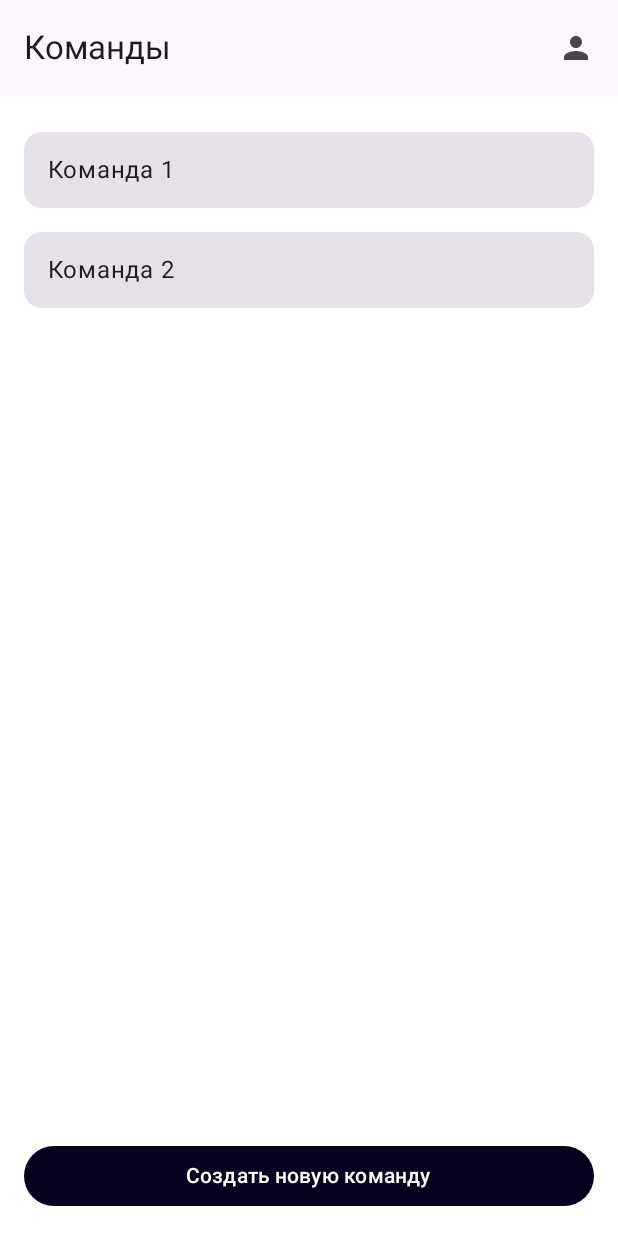
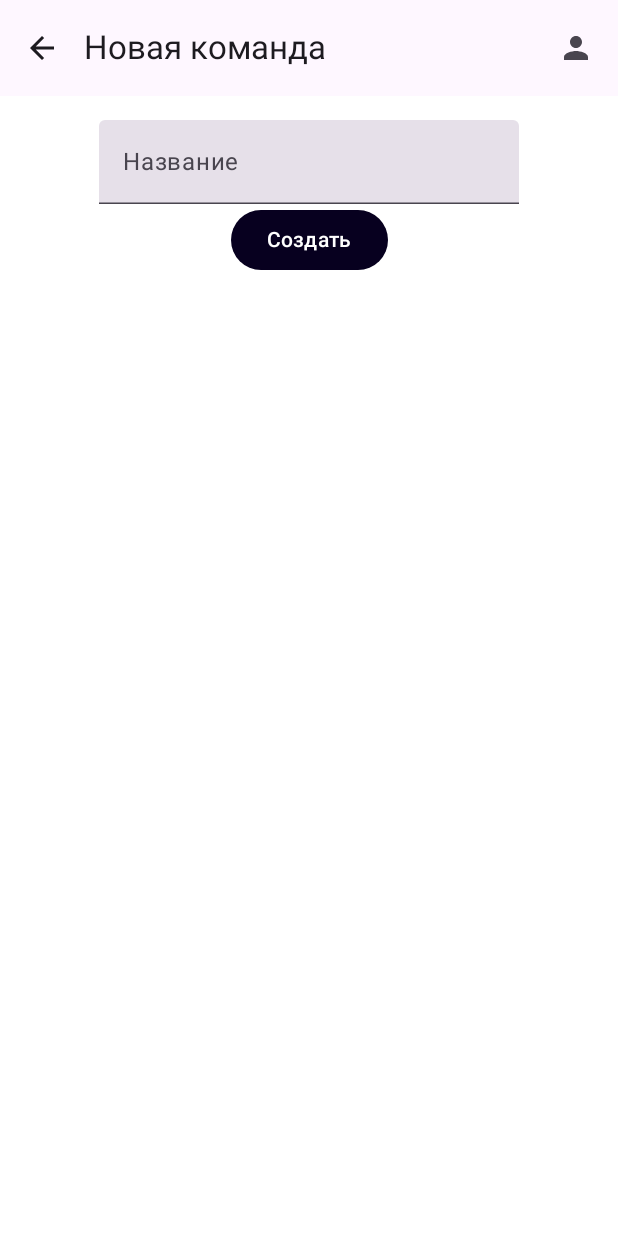
Before and after one commit to TaxedoMax/stracker, an Android app built with Jetpack Compose: the TeamsScreen screen opened through its navigation route, after a tap on "Создать новую команду", on a phone screen of 412 x 824 dp. Run offline under Robolectric (Android 15) with nearby library versions, the phone set to English and light mode, and no system bars; our stand-ins replace Dagger/Hilt's generated code.

Commit message:
change architecture

```diff
--- a/frontend/app/src/main/AndroidManifest.xml
+++ b/frontend/app/src/main/AndroidManifest.xml
@@ -14,12 +14,8 @@
         android:theme="@style/Theme.STracker"
         tools:targetApi="31">
         <activity
-            android:name=".activity.MainActivity"
-            android:exported="false" />
-        <activity
-            android:name=".activity.AuthActivity"
+            android:name=".MainActivity"
             android:exported="true"
-            android:label="@string/app_name"
             android:theme="@style/Theme.STracker">
             <intent-filter>
                 <action android:name="android.intent.action.MAIN" />
--- a/frontend/app/src/main/java/com/sbook/stracker/activity/AuthActivity.kt
+++ b/frontend/app/src/main/java/com/sbook/stracker/MainActivity.kt
@@ -1,6 +1,5 @@
-package com.sbook.stracker.activity
+package com.sbook.stracker
 
-import android.content.Intent
 import android.os.Bundle
 import androidx.activity.ComponentActivity
 import androidx.activity.compose.setContent
@@ -8,29 +7,22 @@ import androidx.compose.foundation.layout.fillMaxSize
 import androidx.compose.material3.MaterialTheme
 import androidx.compose.material3.Surface
 import androidx.compose.ui.Modifier
+import androidx.navigation.compose.rememberNavController
 import com.sbook.stracker.ui.theme.STrackerTheme
-import com.sbook.stracker.view.AuthNavHost
 import dagger.hilt.android.AndroidEntryPoint
 
 @AndroidEntryPoint
-class AuthActivity : ComponentActivity() {
-    val userId: String = ""
+class MainActivity : ComponentActivity() {
     override fun onCreate(savedInstanceState: Bundle?) {
         super.onCreate(savedInstanceState)
         setContent {
+            val navController = rememberNavController()
             STrackerTheme {
-                // A surface container using the 'background' color from the theme
                 Surface(
                     modifier = Modifier.fillMaxSize(),
                     color = MaterialTheme.colorScheme.background
                 ) {
-                    AuthNavHost(
-                        onAuthSuccess = {
-                            val intent = Intent(this, MainActivity::class.java)
-                            intent.putExtra("userId", userId)
-                            startActivity(Intent(this, MainActivity::class.java))
-                        }
-                    )
+                    MainNavHost(navController = navController)
                 }
             }
         }
--- /dev/null
+++ b/frontend/app/src/main/java/com/sbook/stracker/MainNavHost.kt
@@ -0,0 +1,58 @@
+package com.sbook.stracker
+
+import androidx.compose.runtime.Composable
+import androidx.hilt.navigation.compose.hiltViewModel
+import androidx.navigation.NavHostController
+import androidx.navigation.compose.NavHost
+import androidx.navigation.compose.composable
+import com.sbook.stracker.view.screen.LoginScreen
+import com.sbook.stracker.view.screen.ProfileScreen
+import com.sbook.stracker.view.screen.RegistrationScreen
+import com.sbook.stracker.view.screen.TeamCreationScreen
+import com.sbook.stracker.view.screen.TeamsScreen
+import com.sbook.stracker.viewmodel.UserViewModel
+
+@Composable
+fun MainNavHost(navController: NavHostController){
+    val userViewModel: UserViewModel = hiltViewModel()
+    NavHost(navController = navController, startDestination = "login"){
+        composable("login"){
+            LoginScreen(
+                navController = navController,
+                userViewModel = userViewModel
+                )
+        }
+        composable("register"){
+            RegistrationScreen(
+                navController = navController,
+                userViewModel = userViewModel
+                )
+        }
+        composable("teams") {
+            TeamsScreen(
+                navController = navController,
+                userViewModel = userViewModel
+                )
+        }
+        composable("profile") {
+            ProfileScreen(
+                navController = navController,
+                userViewModel = userViewModel
+            )
+        }
+        composable("team_tasks/{teamId}") { backStackEntry ->
+            val teamId = backStackEntry.arguments?.getString("teamId") ?: ""
+            // TODO: TeamTasksScreen(navController, teamId)
+        }
+        composable("task_details/{taskId}") { backStackEntry ->
+            val taskId = backStackEntry.arguments?.getString("taskId") ?: ""
+            /* TODO: TaskDetailsScreen(navController, taskId) */
+        }
+        composable("create_task") { /* TODO: CreateTaskScreen(navController) */ }
+        composable("create_team"){ TeamCreationScreen(navController = navController) }
+        composable("team_settings/{teamId}") { backStackEntry ->
+            val teamId = backStackEntry.arguments?.getString("teamId") ?: ""
+            /* TODO: TeamSettingsScreen(navController, teamId) */
+        }
+    }
+}
--- a/frontend/app/src/main/java/com/sbook/stracker/activity/MainActivity.kt
+++ /dev/null
@@ -1,54 +0,0 @@
-package com.sbook.stracker.activity
-
-import android.annotation.SuppressLint
-import android.os.Bundle
-import androidx.activity.ComponentActivity
-import androidx.activity.compose.setContent
-import androidx.navigation.compose.NavHost
-import androidx.navigation.compose.composable
-import androidx.navigation.compose.rememberNavController
-import com.sbook.stracker.repository.UserRepository
-import com.sbook.stracker.repository.mock.InMemoryTaskRepository
-import com.sbook.stracker.repository.mock.InMemoryUserRepository
-import com.sbook.stracker.ui.theme.STrackerTheme
-import com.sbook.stracker.view.screen.ProfileScreen
-import com.sbook.stracker.view.screen.TeamsScreen
-import com.sbook.stracker.viewmodel.UserViewModel
-import dagger.hilt.android.AndroidEntryPoint
-
-@AndroidEntryPoint
-class MainActivity : ComponentActivity() {
-    override fun onCreate(savedInstanceState: Bundle?) {
-        super.onCreate(savedInstanceState)
-        setContent {
-            STrackerTheme {
-                val navController = rememberNavController()
-
-                NavHost(navController = navController, startDestination = "teams") {
-                    composable("teams") { TeamsScreen(navController) }
-                    composable("profile") {
-                        ProfileScreen(
-                            navController,
-                            "1",
-                            //UserViewModel(InMemoryUserRepository(), InMemoryTaskRepository())
-                        )
-                    }
-                    composable("team_tasks/{teamId}") { backStackEntry ->
-                        val teamId = backStackEntry.arguments?.getString("teamId") ?: ""
-                        /* TODO: TeamTasksScreen(navController, teamId) */
-                    }
-                    composable("task_details/{taskId}") { backStackEntry ->
-                        val taskId = backStackEntry.arguments?.getString("taskId") ?: ""
-                        /* TODO: TaskDetailsScreen(navController, taskId) */
-                    }
-                    composable("create_task") { /* TODO: CreateTaskScreen(navController) */ }
-                    composable("team_settings/{teamId}") { backStackEntry ->
-                        val teamId = backStackEntry.arguments?.getString("teamId") ?: ""
-                        /* TODO: TeamSettingsScreen(navController, teamId) */
-                    }
-
-                }
-            }
-        }
-    }
-}
--- a/frontend/app/src/main/java/com/sbook/stracker/repository/UserRepository.kt
+++ b/frontend/app/src/main/java/com/sbook/stracker/repository/UserRepository.kt
@@ -5,6 +5,7 @@ import com.sbook.stracker.entity.User
 interface UserRepository {
     fun getUserById(id: String): User?
     fun getUserByLogin(login: String): User?
-    fun addUser(user: User): Boolean
+    fun registerUser(user: User): String
     fun updateUser(user: User): Boolean
+    fun login(user: User): String
 }
--- a/frontend/app/src/main/java/com/sbook/stracker/view/screen/LoginScreen.kt
+++ b/frontend/app/src/main/java/com/sbook/stracker/view/screen/LoginScreen.kt
@@ -21,20 +21,22 @@ import androidx.compose.ui.tooling.preview.Preview
 import androidx.compose.ui.unit.dp
 import androidx.compose.ui.unit.sp
 import androidx.hilt.navigation.compose.hiltViewModel
+import androidx.navigation.NavHostController
+import androidx.navigation.compose.rememberNavController
 import com.sbook.stracker.R
-import com.sbook.stracker.repository.mock.InMemoryUserRepository
 import com.sbook.stracker.ui.theme.STrackerTheme
 import com.sbook.stracker.viewmodel.AuthViewModel
+import com.sbook.stracker.viewmodel.UserViewModel
 
 @Composable
 fun LoginScreen(
-    onRegisterClick: () -> Unit,
-    onLoginSuccess: () -> Unit
+    navController: NavHostController,
+    userViewModel: UserViewModel
 ) {
-    val viewModel: AuthViewModel = hiltViewModel()
-    val login = viewModel.login
-    val password = viewModel.password
-    val errorMessage = viewModel.errorMessage
+    val authViewModel: AuthViewModel = hiltViewModel()
+    val login = authViewModel.login
+    val password = authViewModel.password
+    val errorMessage = authViewModel.errorMessage
 
     Column(
         modifier = Modifier
@@ -57,7 +59,7 @@ fun LoginScreen(
 
         TextField(
             value = login,
-            onValueChange = { viewModel.onLoginChanged(it) },
+            onValueChange = { authViewModel.onLoginChanged(it) },
             label = { Text("Логин") },
             singleLine = true
         )
@@ -66,7 +68,7 @@ fun LoginScreen(
 
         TextField(
             value = password,
-            onValueChange = { viewModel.onPasswordChanged(it) },
+            onValueChange = { authViewModel.onPasswordChanged(it) },
             label = { Text("Пароль") },
             singleLine = true,
             visualTransformation = PasswordVisualTransformation()
@@ -74,7 +76,7 @@ fun LoginScreen(
 
         Spacer(modifier = Modifier.height(16.dp))
 
-        Button(onClick = { viewModel.loginUser(onLoginSuccess) { viewModel.errorMessage } }) {
+        Button(onClick = { authViewModel.loginUser(userViewModel, navController) }) {
             Text(text = "Войти")
         }
 
@@ -84,7 +86,7 @@ fun LoginScreen(
         }
 
         Spacer(modifier = Modifier.height(16.dp))
-        TextButton(onClick = onRegisterClick) {
+        TextButton(onClick = { navController.navigate("register") }) {
             Text(text = "Нет аккаунта? Зарегистрироваться")
         }
     }
@@ -94,9 +96,6 @@ fun LoginScreen(
 @Composable
 fun PreviewLoginScreen(){
     STrackerTheme {
-        LoginScreen(
-            //viewModel = AuthViewModel(userRepository = InMemoryUserRepository()),
-            onRegisterClick = { /*TODO*/ }
-        ) {}
+        LoginScreen(navController = rememberNavController(), hiltViewModel())
     }
 }
--- /dev/null
+++ b/frontend/app/src/main/java/com/sbook/stracker/view/screen/TeamCreationScreen.kt
@@ -0,0 +1,72 @@
+package com.sbook.stracker.view.screen
+
+import androidx.compose.foundation.layout.Column
+import androidx.compose.foundation.layout.fillMaxSize
+import androidx.compose.foundation.layout.padding
+import androidx.compose.material.icons.Icons
+import androidx.compose.material.icons.filled.ArrowBack
+import androidx.compose.material.icons.filled.Person
+import androidx.compose.material3.Button
+import androidx.compose.material3.ExperimentalMaterial3Api
+import androidx.compose.material3.Icon
+import androidx.compose.material3.IconButton
+import androidx.compose.material3.Scaffold
+import androidx.compose.material3.Text
+import androidx.compose.material3.TextField
+import androidx.compose.material3.TopAppBar
+import androidx.compose.runtime.Composable
+import androidx.compose.runtime.getValue
+import androidx.compose.runtime.mutableStateOf
+import androidx.compose.runtime.remember
+import androidx.compose.ui.Alignment
+import androidx.compose.ui.Modifier
+import androidx.compose.ui.unit.dp
+import androidx.navigation.NavHostController
+
+@OptIn(ExperimentalMaterial3Api::class)
+@Composable
+fun TeamCreationScreen(navController: NavHostController){
+    var name = remember{ mutableStateOf("")}
+
+    Scaffold(
+        topBar = {
+            TopAppBar(
+                title = { Text("Новая команда") },
+                navigationIcon = {
+                    IconButton(onClick = { navController.popBackStack() }) {
+                        Icon(
+                            imageVector = Icons.Default.ArrowBack,
+                            contentDescription = "Назад"
+                        )
+                    }
+                },
+                actions = {
+                    IconButton(onClick = { navController.navigate("profile")}) {
+                        Icon(
+                            imageVector = Icons.Default.Person,
+                            contentDescription = "Профиль"
+                        )
+                    }
+                }
+            )
+        }
+    ) {
+        Column(
+            modifier = Modifier
+                .fillMaxSize()
+                .padding(it)
+                .padding(16.dp),
+            horizontalAlignment = Alignment.CenterHorizontally
+        ){
+            TextField(
+                value = "" ,
+                onValueChange = { },
+                label = { Text("Название") }
+            )
+
+            Button(onClick = { /*TODO*/ }) {
+                Text("Создать")
+            }
+        }
+    }
+}
--- a/frontend/app/src/main/java/com/sbook/stracker/view/screen/TeamsScreen.kt
+++ b/frontend/app/src/main/java/com/sbook/stracker/view/screen/TeamsScreen.kt
@@ -10,16 +10,20 @@ import androidx.compose.runtime.Composable
 import androidx.compose.ui.Modifier
 import androidx.compose.ui.unit.dp
 import androidx.navigation.NavController
+import com.sbook.stracker.viewmodel.UserViewModel
 
 @OptIn(ExperimentalMaterial3Api::class)
 @Composable
-fun TeamsScreen(navController: NavController) {
+fun TeamsScreen(
+    navController: NavController,
+    userViewModel: UserViewModel
+) {
     val teams = listOf("Команда 1", "Команда 2") // Временно, замените реальными данными
 
     Scaffold(
         topBar = {
             TopAppBar(
-                title = { Text("Команды") },
+                title = { Text("Ваши команды") },
                 actions = {
                     IconButton(onClick = { navController.navigate("profile")}) {
                         Icon(
@@ -46,7 +50,7 @@ fun TeamsScreen(navController: NavController) {
             Spacer(modifier = Modifier.height(16.dp))
 
             Button(
-                onClick = { /* TODO: Открыть экран создания команды */ },
+                onClick = { navController.navigate("create_team") },
                 modifier = Modifier.fillMaxWidth()
             ) {
                 Text(text = "Создать новую команду")
--- a/frontend/app/src/main/res/layout/activity_main.xml
+++ b/frontend/app/src/main/res/layout/activity_main.xml
@@ -4,6 +4,6 @@
     xmlns:tools="http://schemas.android.com/tools"
     android:layout_width="match_parent"
     android:layout_height="match_parent"
-    tools:context=".activity.MainActivity">
+    tools:context=".MainActivity">
 
 </androidx.constraintlayout.widget.ConstraintLayout>
```
Also changed, not shown: frontend/app/src/main/java/com/sbook/stracker/repository/mock/InMemoryUserRepository.kt (+14 -2 lines), frontend/app/src/main/java/com/sbook/stracker/view/AuthNavHost.kt (deleted, +0 -29 lines), frontend/app/src/main/java/com/sbook/stracker/view/screen/ProfileScreen.kt (+6 -4 lines), frontend/app/src/main/java/com/sbook/stracker/view/screen/RegisterScreen.kt (+16 -15 lines), frontend/app/src/main/java/com/sbook/stracker/view/screen/TeamTasksScreen.kt (added, +56 -0 lines), frontend/app/src/main/java/com/sbook/stracker/viewmodel/AuthViewModel.kt (+16 -14 lines), frontend/app/src/main/java/com/sbook/stracker/viewmodel/UserViewModel.kt (+20 -12 lines).
